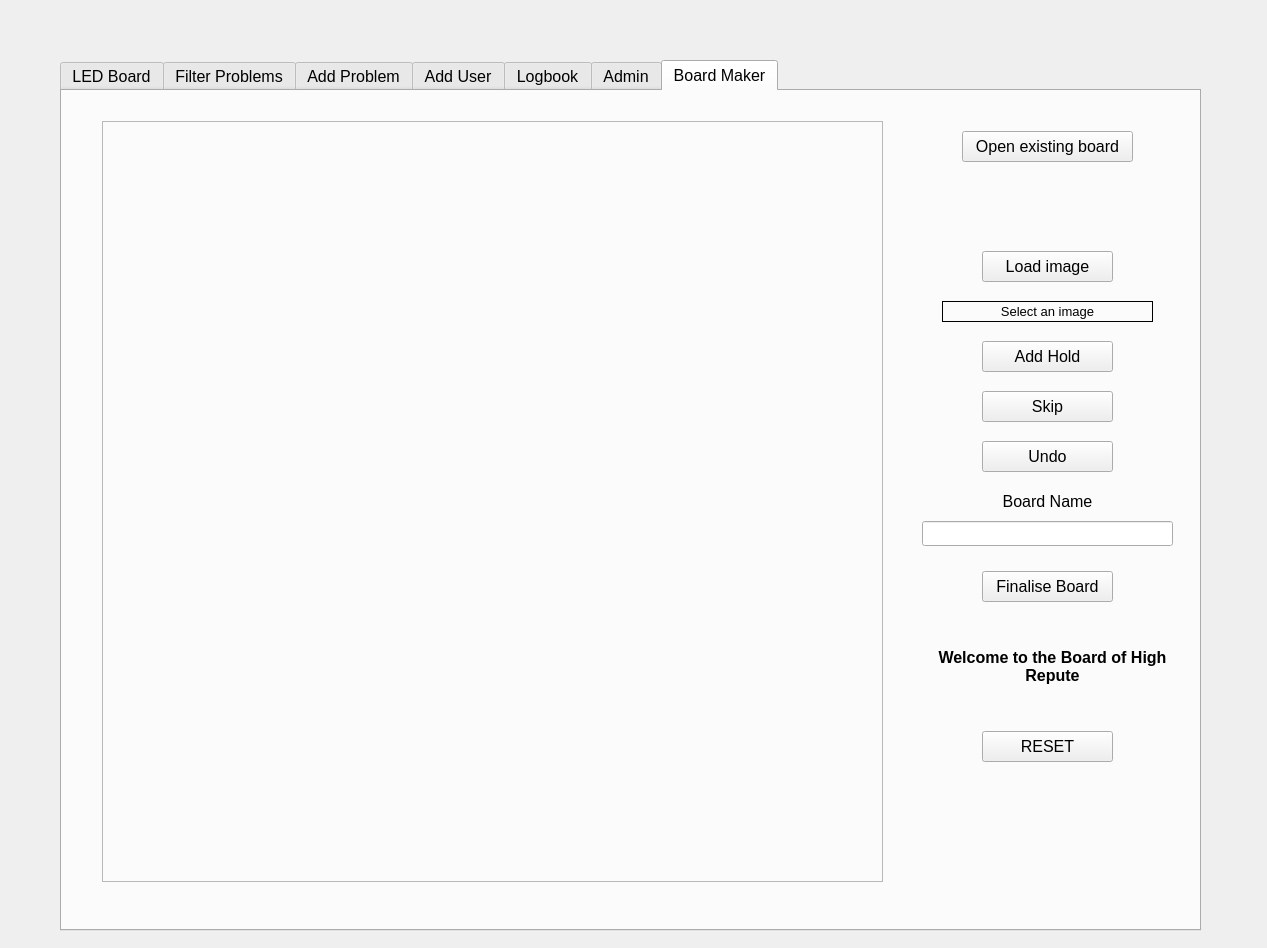
Before: the Qt Designer form DiscoBoard.ui in highrepute/LEDBoard, drawn with Qt 5.
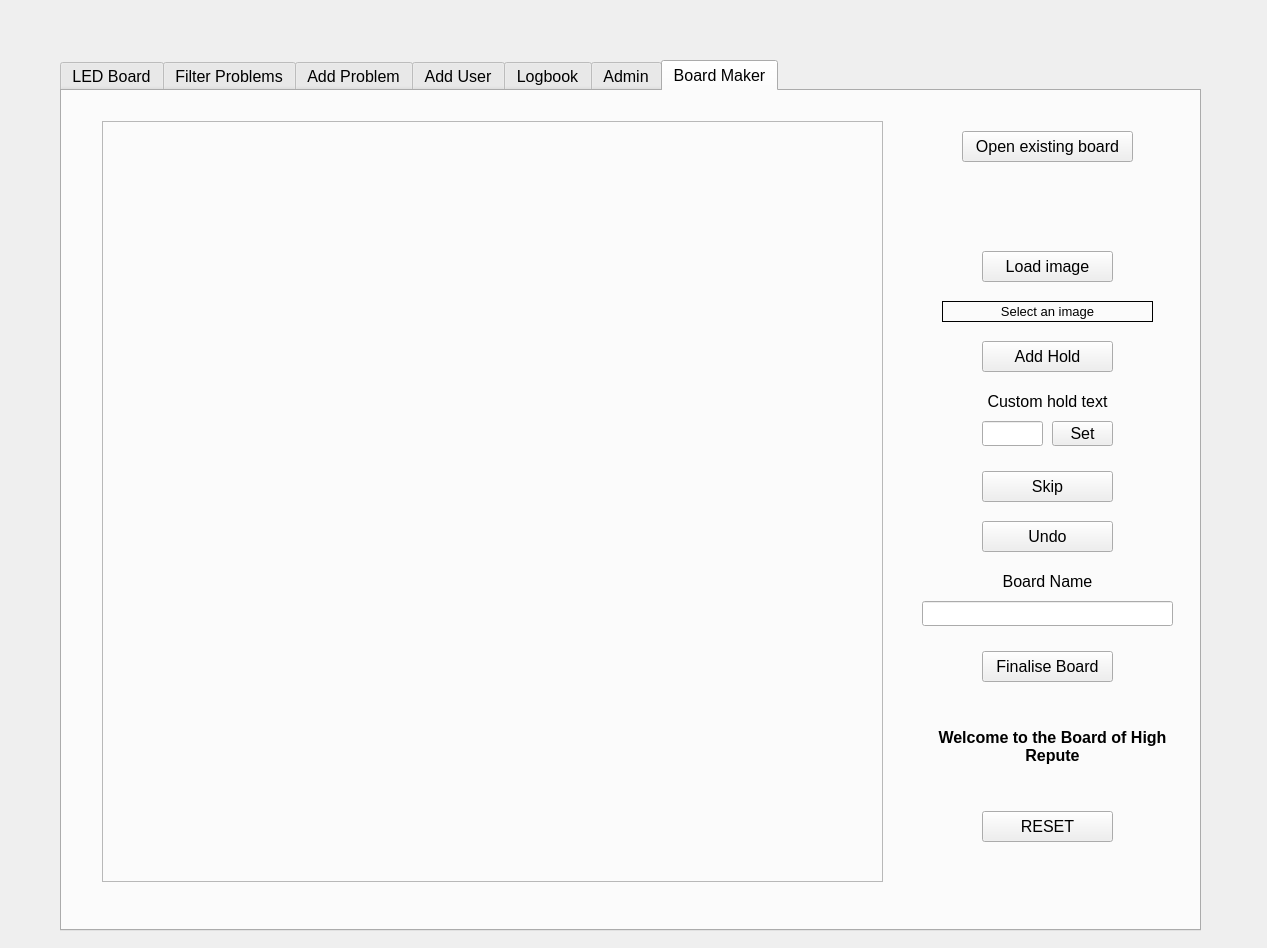
After: the same form once the commit is applied. The open tabs and pages were chosen to show the change.

```diff
--- a/DiscoBoard.ui
+++ b/DiscoBoard.ui
@@ -1745,7 +1745,7 @@
      <property name="geometry">
       <rect>
        <x>920</x>
-       <y>480</y>
+       <y>560</y>
        <width>131</width>
        <height>31</height>
       </rect>
@@ -1758,7 +1758,7 @@
      <property name="geometry">
       <rect>
        <x>860</x>
-       <y>430</y>
+       <y>510</y>
        <width>251</width>
        <height>25</height>
       </rect>
@@ -1768,7 +1768,7 @@
      <property name="geometry">
       <rect>
        <x>920</x>
-       <y>350</y>
+       <y>430</y>
        <width>131</width>
        <height>31</height>
       </rect>
@@ -1781,7 +1781,7 @@
      <property name="geometry">
       <rect>
        <x>920</x>
-       <y>300</y>
+       <y>380</y>
        <width>131</width>
        <height>31</height>
       </rect>
@@ -1794,7 +1794,7 @@
      <property name="geometry">
       <rect>
        <x>870</x>
-       <y>520</y>
+       <y>600</y>
        <width>241</width>
        <height>111</height>
       </rect>
@@ -1843,7 +1843,7 @@
      <property name="geometry">
       <rect>
        <x>920</x>
-       <y>640</y>
+       <y>720</y>
        <width>131</width>
        <height>31</height>
       </rect>
@@ -1856,7 +1856,7 @@
      <property name="geometry">
       <rect>
        <x>870</x>
-       <y>400</y>
+       <y>480</y>
        <width>231</width>
        <height>21</height>
       </rect>
@@ -1881,6 +1881,45 @@
       <string>Open existing board</string>
      </property>
     </widget>
+    <widget class="QLineEdit" name="leHoldText">
+     <property name="geometry">
+      <rect>
+       <x>920</x>
+       <y>330</y>
+       <width>61</width>
+       <height>25</height>
+      </rect>
+     </property>
+    </widget>
+    <widget class="QLabel" name="label_24">
+     <property name="geometry">
+      <rect>
+       <x>870</x>
+       <y>300</y>
+       <width>231</width>
+       <height>21</height>
+      </rect>
+     </property>
+     <property name="text">
+      <string>Custom hold text</string>
+     </property>
+     <property name="alignment">
+      <set>Qt::AlignCenter</set>
+     </property>
+    </widget>
+    <widget class="QPushButton" name="pbSetText">
+     <property name="geometry">
+      <rect>
+       <x>990</x>
+       <y>330</y>
+       <width>61</width>
+       <height>25</height>
+      </rect>
+     </property>
+     <property name="text">
+      <string>Set</string>
+     </property>
+    </widget>
    </widget>
   </widget>
  </widget>
```
Left out of the diff: 70 changed lines with no effect on the pictures.
